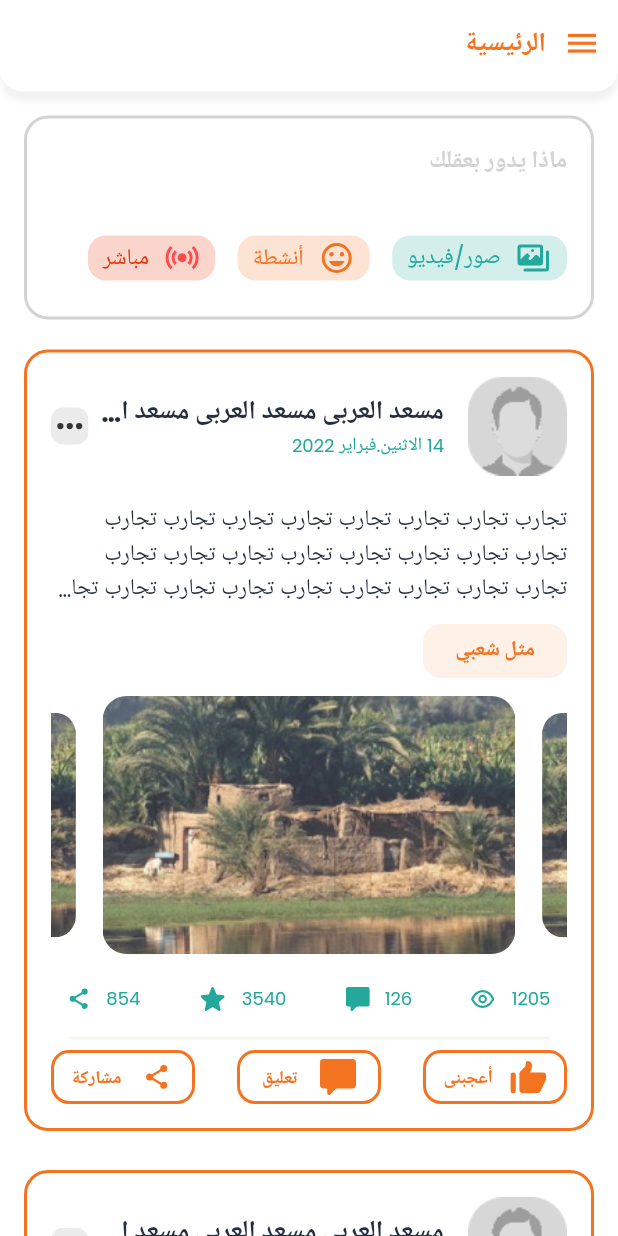
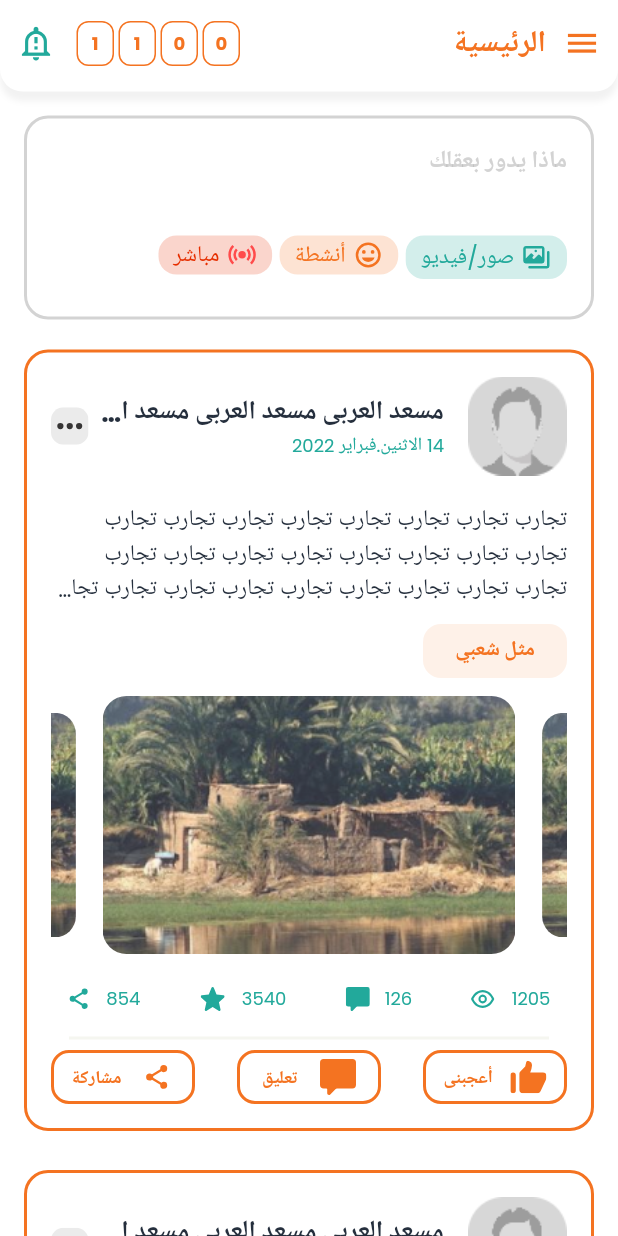
Before and after one commit to FiveDimensionsIT/HayahKarima, a Flutter app: the HomeView screen opened by its route, on a phone screen of 412 x 824 dp. Run offline on Flutter 3.47's test engine with Material 2 defaults, Android fonts, the phone set to English and light mode, and no system bars; drawn by our look-alikes of carousel_slider; our stand-ins replace buttons_tabbar, connectivity_plus, dio, dotted_border, firebase_auth, flutter_svg and 10 more; missing offline and left inert: ansicolor, barbecue; accounts and stored records are empty; statements that could not run were skipped.

Commit message:
fixing home ui issues

```diff
--- a/lib/app/common/managers/api/home/i_home_api_manager.dart
+++ b/lib/app/common/managers/api/home/i_home_api_manager.dart
@@ -1,6 +1,7 @@
 import 'package:hayah_karema/app/common/managers/api/home/_models/digital_pointer_request.dart';
 import 'package:hayah_karema/app/common/managers/api/home/_models/gallery_model.dart';
 import 'package:hayah_karema/app/common/managers/api/home/_models/pointer_item_model.dart';
+import 'package:hayah_karema/app/common/managers/api/home/_models/timeline_post_model.dart';
 
 abstract class IHomeApiManager{
 
@@ -18,4 +19,6 @@ abstract class IHomeApiManager{
 
   Future<List<PointerItemModel>?> getCategoriesPointer(DigitalPointerRequest pointerRequest);
 
+
+  // Future<List<TimelinePostModel>?> getTimelinePosts(bool? isApproved, );
 }
--- a/lib/app/common/widgets/app_toolbar.dart
+++ b/lib/app/common/widgets/app_toolbar.dart
@@ -6,8 +6,9 @@ class AppToolbar extends StatelessWidget {
   final String title;
   Function? backCallBack;
   Function? drawerCallBack;
+  Widget? actions;
 
-  AppToolbar({Key? key, required this.title, this.backCallBack, this.drawerCallBack}) : super(key: key);
+  AppToolbar({Key? key, required this.title, this.backCallBack, this.drawerCallBack, this.actions}) : super(key: key);
 
   @override
   Widget build(BuildContext context) {
@@ -44,15 +45,19 @@ class AppToolbar extends StatelessWidget {
               width: 16,
             ),
 
-          Text(
+          Expanded(
+            child: Text(
               title,
               maxLines: 1,
               overflow: TextOverflow.ellipsis,
               style: TextStyle(
-                fontSize: Get.textTheme.headline3?.fontSize,
+                  fontSize: Get.textTheme.headline2?.fontSize,
                   color: AppColors.current.accent,
                   fontWeight: FontWeight.bold),
             ),
+          ),
+
+          actions??const SizedBox()
         ],
       ),
     );
--- a/lib/app/common/widgets/build_button_with_icon.dart
+++ b/lib/app/common/widgets/build_button_with_icon.dart
@@ -26,9 +26,9 @@ class BuildButtonWithIcon extends StatelessWidget {
       child: InkWell(
         onTap: onPress,
         child: Row(children: [
-          SvgPicture.asset(icon),
-          const SizedBox(width: 10,),
-          Text(title, style: TextStyle(color: color),),
+          SvgPicture.asset(icon, width: 20,),
+          const SizedBox(width: 5,),
+          FittedBox(child: Text(title, style: TextStyle(color: color),)),
         ],),
       ),
     );
--- a/lib/app/pages/home/views/home_view.dart
+++ b/lib/app/pages/home/views/home_view.dart
@@ -10,6 +10,7 @@ import 'package:hayah_karema/app/pages/home/views/timeline_question_item_view.da
 import 'package:hayah_karema/app/pages/home/home_controller.dart';
 import 'package:hayah_karema/app/pages/home/views/time_line_item_view.dart';
 import 'package:hayah_karema/app/pages/side_menu/side_menu_view.dart';
+import 'package:hayah_karema/app/routes/app_pages.dart';
 import 'package:hayah_karema/utils/ui/empty.dart';
 
 class HomeView extends StatelessWidget {
@@ -33,11 +34,46 @@ class HomeView extends StatelessWidget {
           /// toolbar.
           AppToolbar(
             title: AppText.homePage,
+            actions: Row(
+              children: [
+                _buildPointsItem("0"),
+                _buildPointsItem("0"),
+                _buildPointsItem("1"),
+                _buildPointsItem("1"),
+
+                _buildNotificationIcon(),
+              ],
+            ),
             drawerCallBack: () => scaffoldKey.currentState?.openDrawer(),
           ),
           _buildAlContent(),
         ],
       ),
+    );
+  }
+
+  IconButton _buildNotificationIcon() {
+    return IconButton(
+                padding: const EdgeInsets.symmetric(horizontal: 10),
+                onPressed: () {
+                  Get.toNamed(Routes.NOTIFICATION);
+                },
+                icon: Icon(
+                  Icons.notification_important_outlined,
+                  color: AppColors.current.primary,
+                  size: 25,
+                ),
+              );
+  }
+
+  Widget _buildPointsItem(String title){
+    return Container(
+      width: 25,
+      height: 30,
+      margin: const EdgeInsets.only(left: 3),
+      decoration: BoxDecoration(
+          border: Border.all(color: AppColors.current.accent), borderRadius: BorderRadius.circular(8)),
+      child: Center(child: Text(title, style: TextStyle(fontSize: Get.textTheme.bodySmall?.fontSize, fontWeight: FontWeight.bold, color:  AppColors.current.accent),)),
     );
   }
 
@@ -62,8 +98,10 @@ class HomeView extends StatelessWidget {
     return ListView.separated(
         shrinkWrap: true,
         physics: const NeverScrollableScrollPhysics(),
-        itemBuilder: (cxt, index) => index!=0 && index%3 == 0 ? TimelineQuestionItemView():TimelineItemView(),
-        separatorBuilder: (_, __) => const SizedBox(height: 10,),
+        itemBuilder: (cxt, index) => index != 0 && index % 3 == 0 ? TimelineQuestionItemView() : TimelineItemView(),
+        separatorBuilder: (_, __) => const SizedBox(
+              height: 10,
+            ),
         itemCount: 10);
   }
 
@@ -71,7 +109,7 @@ class HomeView extends StatelessWidget {
     return GestureDetector(
       onTap: () => controller.goToNewPostView(),
       child: Container(
-        width: double.infinity,
+        width: Get.width,
         height: 136,
         padding: AppTheme.pagePadding,
         decoration: BoxDecoration(
@@ -112,12 +150,12 @@ class HomeView extends StatelessWidget {
           BuildButtonWithIcon(
               title: AppText.image, icon: AppAssets.mediaIcon, color: AppColors.current.primary, onPress: () {}),
           const SizedBox(
-            width: 15,
+            width: 5,
           ),
           BuildButtonWithIcon(
               title: AppText.activate, icon: AppAssets.activitiesIcon, color: AppColors.current.accent, onPress: () {}),
           const SizedBox(
-            width: 15,
+            width: 5,
           ),
           BuildButtonWithIcon(
               title: AppText.live, icon: AppAssets.liveIcon, color: AppColors.current.error, onPress: () {}),
--- a/lib/app/pages/new_post/views/new_post_view.dart
+++ b/lib/app/pages/new_post/views/new_post_view.dart
@@ -122,7 +122,7 @@ class NewPostView extends GetView<NewPostController> {
                   color: AppColors.current.primary,
                   onPress: () => controller.openImages()),
 
-              const SizedBox(width: 15,),
+              const SizedBox(width: 8,),
 
               BuildButtonWithIcon(
                   title: AppText.activate,
@@ -130,7 +130,7 @@ class NewPostView extends GetView<NewPostController> {
                   color: AppColors.current.accent,
                   onPress: () {}),
 
-              const SizedBox(width: 15,),
+              const SizedBox(width: 8,),
 
               BuildButtonWithIcon(
                   title: AppText.live,
--- a/lib/app/pages/profile/views/profile_info_view.dart
+++ b/lib/app/pages/profile/views/profile_info_view.dart
@@ -38,31 +38,37 @@ class ProfileInfoView extends StatelessWidget {
   Widget _buildName() {
     return TextField(
       decoration: InputDecoration(hintText: AppText.fullName),
+      enabled: false,
     );
   }
   Widget _buildNationalId() {
     return TextField(
       decoration: InputDecoration(hintText: AppText.nationalId),
+      enabled: false,
     );
   }
   Widget _buildTitle() {
     return TextField(
       decoration: InputDecoration(hintText: AppText.title),
+      enabled: false,
     );
   }
   Widget _buildEmail() {
     return TextField(
       decoration: InputDecoration(hintText: AppText.email),
+      enabled: false,
     );
   }
   Widget _buildPhone() {
     return TextField(
       decoration: InputDecoration(hintText: AppText.mobileNumber),
+      enabled: false,
     );
   }
   Widget _buildAddress() {
     return TextField(
       decoration: InputDecoration(hintText: AppText.location),
+      enabled: false,
     );
   }
   Widget _buildChangePassword() {
--- a/lib/app/routes/app_pages.dart
+++ b/lib/app/routes/app_pages.dart
@@ -1,5 +1,4 @@
 import 'package:get/get.dart';
-
 import 'package:hayah_karema/app/pages/auth/change_password/change_password_binding.dart';
 import 'package:hayah_karema/app/pages/auth/change_password/change_password_view.dart';
 import 'package:hayah_karema/app/pages/auth/forgot_password/forgot_password_binding.dart';
```
Also changed, not shown: lib/app/common/managers/api/home/_models/timeline_post_model.dart (added, +43 -0 lines). Lines whose indentation alone changed are shown as unchanged.
